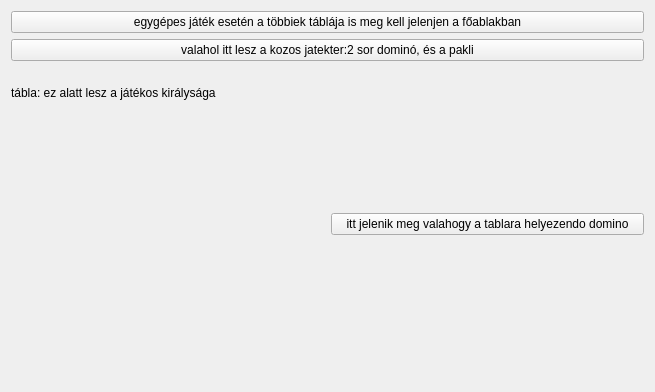
First picture: the form in jatek/widget.ui, repository rrmrrm/dominoSzeru, before the edit.
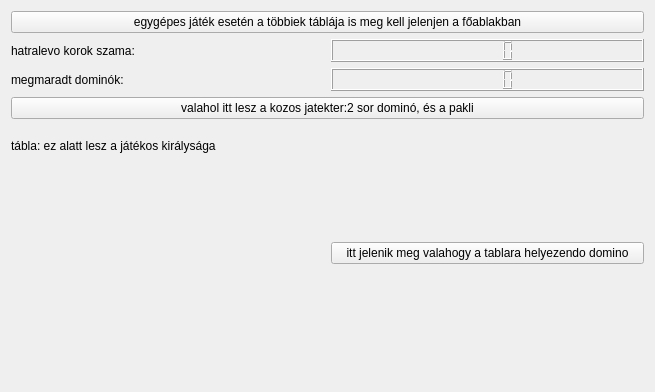
Second picture: the form after the edit. Custom widgets are drawn as their Qt base class.

```diff
--- a/jatek/widget.ui
+++ b/jatek/widget.ui
@@ -24,14 +24,14 @@
      </property>
     </widget>
    </item>
-   <item row="1" column="0">
+   <item row="2" column="0">
     <widget class="QPushButton" name="pushButton_2">
      <property name="text">
       <string>valahol itt lesz a kozos jatekter:2 sor dominó, és a pakli</string>
      </property>
     </widget>
    </item>
-   <item row="2" column="0">
+   <item row="3" column="0">
     <layout class="QHBoxLayout" name="horizontalLayout">
      <item>
       <layout class="QVBoxLayout" name="verticalLayout" stretch="1,5">
@@ -63,6 +63,30 @@
      </item>
     </layout>
    </item>
+   <item row="1" column="0">
+    <layout class="QGridLayout" name="gridLayout">
+     <item row="2" column="1">
+      <widget class="QLCDNumber" name="lcdNumber"/>
+     </item>
+     <item row="2" column="0">
+      <widget class="QLabel" name="label_2">
+       <property name="text">
+        <string>hatralevo korok szama:</string>
+       </property>
+      </widget>
+     </item>
+     <item row="3" column="0">
+      <widget class="QLabel" name="label_3">
+       <property name="text">
+        <string>megmaradt dominók:</string>
+       </property>
+      </widget>
+     </item>
+     <item row="3" column="1">
+      <widget class="QLCDNumber" name="lcdNumber_2"/>
+     </item>
+    </layout>
+   </item>
   </layout>
  </widget>
  <layoutdefault spacing="6" margin="11"/>
```
